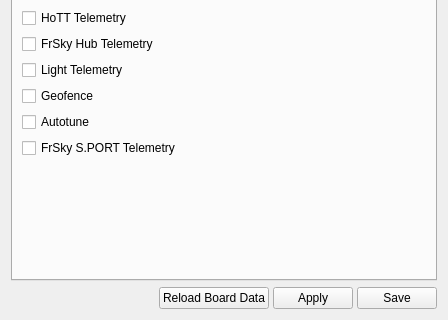
The window that ground/gcs/src/plugins/config/modules.ui (TauLabs/TauLabs) describes before a commit, drawn with Qt 5; both pictures show x 0 to 448 and y 377 to 697 of the 448 by 697 pixel window.
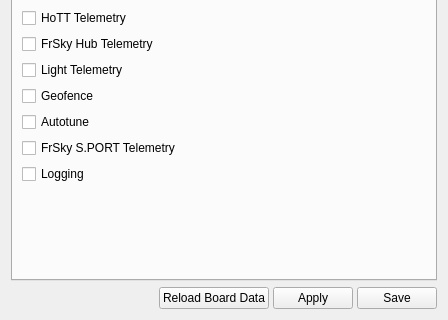
The same window after the commit. Icons and pictures are not drawn.

Commit message: GCS: Expose Logging module in module settings

The edit to the form file:
```diff
--- a/ground/gcs/src/plugins/config/modules.ui
+++ b/ground/gcs/src/plugins/config/modules.ui
@@ -208,6 +208,16 @@
          </property>
         </widget>
        </item>
+       <item>
+        <widget class="QCheckBox" name="cbLogging">
+         <property name="toolTip">
+          <string>&lt;html&gt;&lt;head/&gt;&lt;body&gt;&lt;p&gt;Select to enable logging to on-board flash memory.&lt;/p&gt;&lt;/body&gt;&lt;/html&gt;</string>
+         </property>
+         <property name="text">
+          <string>Logging</string>
+         </property>
+        </widget>
+       </item>
        <item>
         <spacer name="verticalSpacer_4">
          <property name="orientation">
```
Left out of the diff: 4 changed lines with no effect on the pictures. The commit also changes 1 other file.
